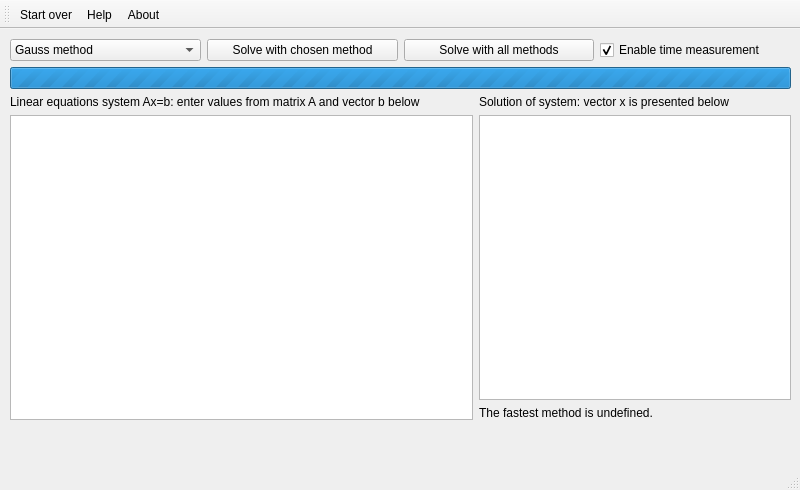
vla5924-practice/computational-methods, file 02_systems/ui/mainwindow.ui: the form before one commit.
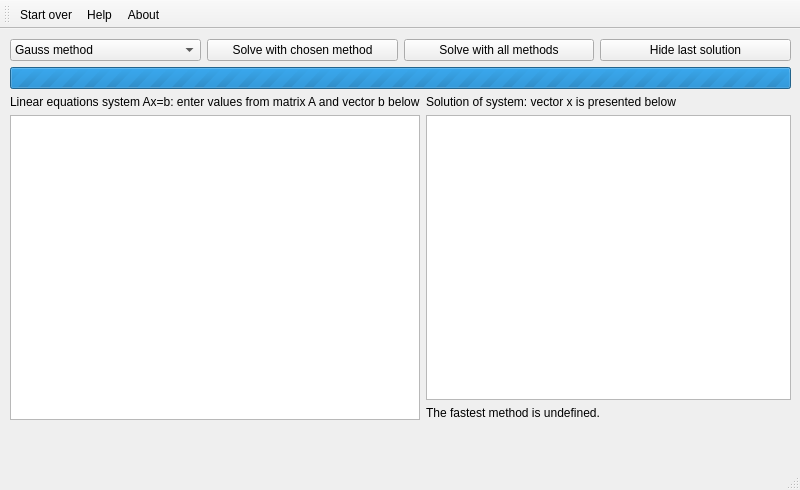
The form after the commit.

Commit message: solution toggle button

```diff
--- a/02_systems/ui/mainwindow.ui
+++ b/02_systems/ui/mainwindow.ui
@@ -75,12 +75,12 @@
         </widget>
        </item>
        <item>
-        <widget class="QCheckBox" name="checkbox_time_measurement">
+        <widget class="QPushButton" name="pushbutton_toggle">
          <property name="text">
-          <string>Enable time measurement</string>
+          <string>Hide last solution</string>
          </property>
-         <property name="checked">
-          <bool>true</bool>
+         <property name="flat">
+          <bool>false</bool>
          </property>
         </widget>
        </item>
@@ -113,7 +113,7 @@
          <item>
           <widget class="QLabel" name="label_system">
            <property name="text">
-            <string>Linear equations system Ax=b: enter values from matrix A and vector b below                </string>
+            <string>Linear equations system Ax=b: enter values from matrix A and vector b below</string>
            </property>
           </widget>
          </item>
```
The commit also changes 2 other files.
